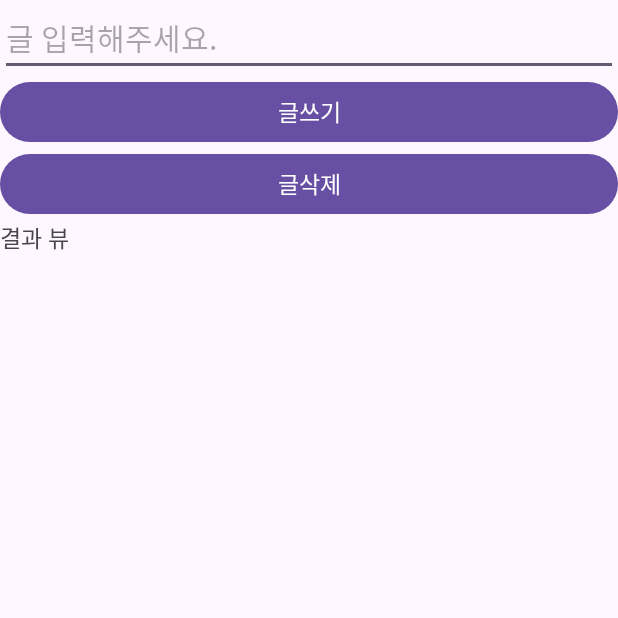
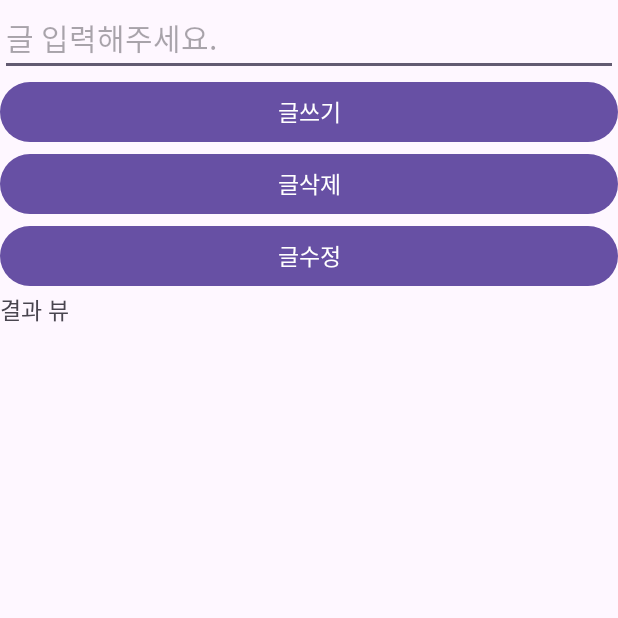
Before and after one commit to Hyeonseok0627/-Mine-AndroidFireBaseTest404, an Android app: the AddFireStoreActivity screen opened directly, with no data from a screen before it, on a phone screen of 412 x 824 dp, the top half of it. Run offline under Robolectric (Android 15) with nearby library versions, the phone set to English and light mode, and no system bars; our stand-ins replace Firebase (no records; nobody signed in at launch, a user with empty details on screens opened directly); 1 statement that could not run was skipped.

Commit message:
231120 7교시 파이어 스토어, 글 하나 불러오기 테스트 확인 완료

```diff
--- a/app/src/main/java/com/example/firebasetest/lhs/AddFireStoreActivity.kt
+++ b/app/src/main/java/com/example/firebasetest/lhs/AddFireStoreActivity.kt
@@ -45,18 +45,58 @@ class AddFireStoreActivity : AppCompatActivity() {
         // 현재는 한개만 샘플로 불라와서 테스트하기.
         // 공식문서 :
         // https://firebase.google.com/docs/firestore/query-data/get-data?hl=ko#kotlin+ktx_2
-        val docRef = db.collection("cities").document("4azzZlqry1E7Kxi3Cdzh")
+
+        val docRef = db.collection("TestBoard").document("4azzZlqry1E7Kxi3Cdzh")
         docRef.get()
             .addOnSuccessListener { document ->
                 if (document != null) {
                     Log.d("lhs", "DocumentSnapshot data: ${document.data}")
+                    Toast.makeText(this, "DocumentSnapshot data: ${document.data}",
+                        Toast.LENGTH_SHORT).show()
+                    binding.resultStoreView.text = document.data.toString()
                 } else {
                     Log.d("lhs", "No such document")
+                    Toast.makeText(this, "No such document",
+                        Toast.LENGTH_SHORT).show()
                 }
             }
             .addOnFailureListener { exception ->
                 Log.d("lhs", "get failed with ", exception)
             }
 
-    }
+        // 글 하나 삭제하기.
+        // 공식 문서
+        // https://firebase.google.com/docs/firestore/manage-data/delete-data?hl=ko
+        binding.deleteBtn.setOnClickListener {
+            db.collection("TestBoard").document("4azzZlqry1E7Kxi3Cdzh")
+                .delete()
+                .addOnSuccessListener {
+                    Log.d("lhs", "DocumentSnapshot successfully deleted!")
+                    Toast.makeText(this,"삭제 성공",Toast.LENGTH_SHORT).show()
+
+                }
+                .addOnFailureListener { e ->
+                    Log.w("lhs", "Error deleting document", e)
+                    Toast.makeText(this,"삭제 실패",Toast.LENGTH_SHORT).show()
+                }
+        }
+
+        // 업데이트
+        // 공식문서:
+        // https://firebase.google.com/docs/firestore/manage-data/add-data?hl=ko
+        binding.updateBtn.setOnClickListener {
+
+            val washingtonRef = db.collection("TestBoard").document("Jc6cePJkmYopL7jltmHa")
+
+// Set the "isCapital" field of the city 'DC'
+            washingtonRef
+                .update("capital", true)
+                .addOnSuccessListener { Log.d("lhs", "DocumentSnapshot successfully updated!")
+                Toast.makeText(this,"수정 성공",Toast.LENGTH_SHORT).show()}
+                .addOnFailureListener { e -> Log.w("lhs", "Error updating document", e)
+                Toast.makeText(this,"수정 실패",Toast.LENGTH_SHORT).show()}
+        }
+
+
+    } // onCreate
 }
--- a/app/src/main/res/layout/activity_add_fire_store.xml
+++ b/app/src/main/res/layout/activity_add_fire_store.xml
@@ -34,6 +34,13 @@
             android:text="글삭제"
             android:textSize="15sp"/>
 
+        <Button
+            android:id="@+id/updateBtn"
+            android:layout_width="match_parent"
+            android:layout_height="wrap_content"
+            android:text="글수정"
+            android:textSize="15sp"/>
+
         <TextView
             android:id="@+id/resultStoreView"
             android:layout_width="match_parent"
```
